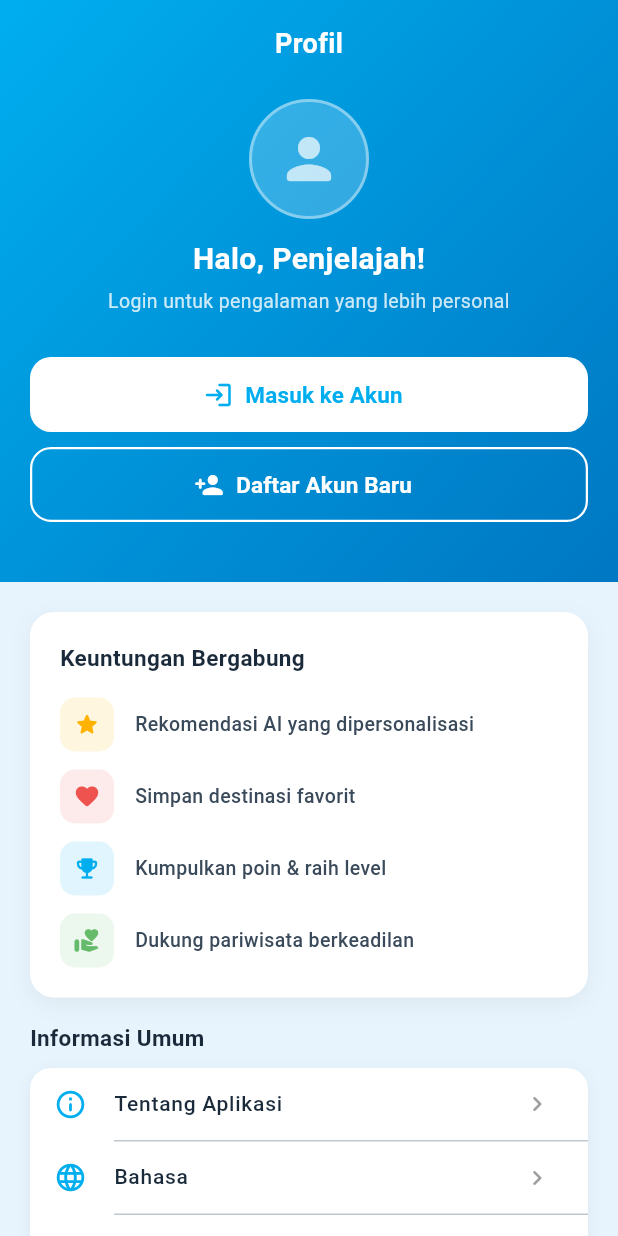
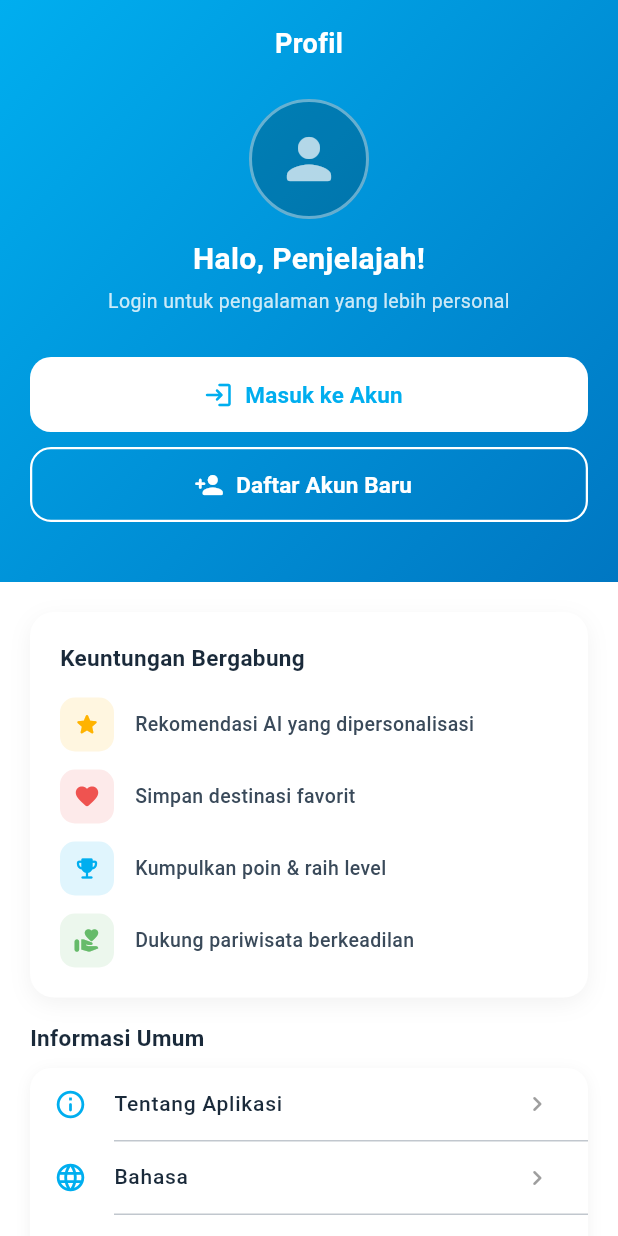
Before and after one commit to FeatherineIVE/Tanjung-Pinang-Guide, a Flutter app: the ProfilePage screen opened directly, on a phone screen of 412 x 824 dp. Run offline on Flutter 3.47's test engine with Material 3 defaults, Android fonts, the phone set to English and light mode, and no system bars; accounts and stored records are empty.

Commit message:
ganti warna

```diff
--- a/lib/pages/profile_page.dart
+++ b/lib/pages/profile_page.dart
@@ -16,7 +16,7 @@ class ProfilePage extends StatelessWidget {
   @override
   Widget build(BuildContext context) {
     return Scaffold(
-      backgroundColor: const Color(0xFFE8F4FD),
+      backgroundColor: const Color.fromARGB(255, 255, 255, 255),
       body: CustomScrollView(
         slivers: [
           // ── Header ──────────────────────────────────────────────────────
@@ -49,7 +49,7 @@ class ProfilePage extends StatelessWidget {
                         width: 80,
                         height: 80,
                         decoration: BoxDecoration(
-                          color: Colors.white.withOpacity(0.2),
+                          color: const Color.fromARGB(255, 0, 0, 0).withOpacity(0.2),
                           shape: BoxShape.circle,
                           border: Border.all(
                               color: Colors.white.withOpacity(0.4), width: 2),
--- a/lib/screens/onboarding_screen.dart
+++ b/lib/screens/onboarding_screen.dart
@@ -74,7 +74,7 @@ class _OnboardingScreenState extends State<OnboardingScreen> {
   @override
   Widget build(BuildContext context) {
     return Scaffold(
-      backgroundColor: AppColors.white,
+      backgroundColor: const Color.fromARGB(255, 251, 120, 120),
       body: SafeArea(
         child: Stack(
           children: [
```
